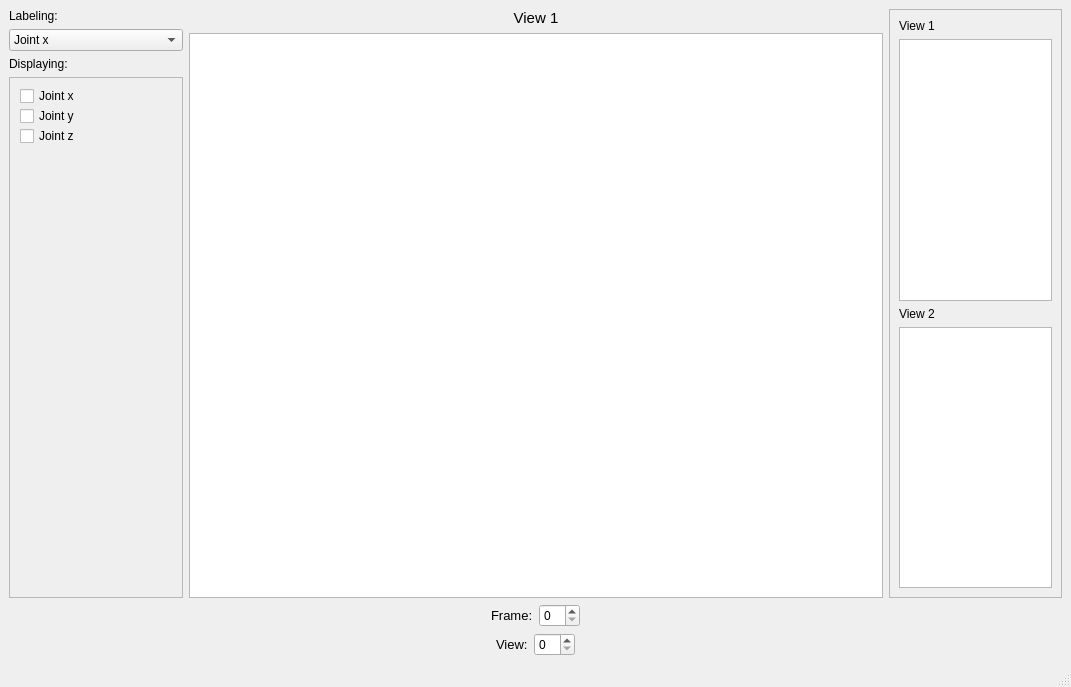
dmurphy15/pose-annotation-tool, file multiviewproject.ui: the form before one commit.
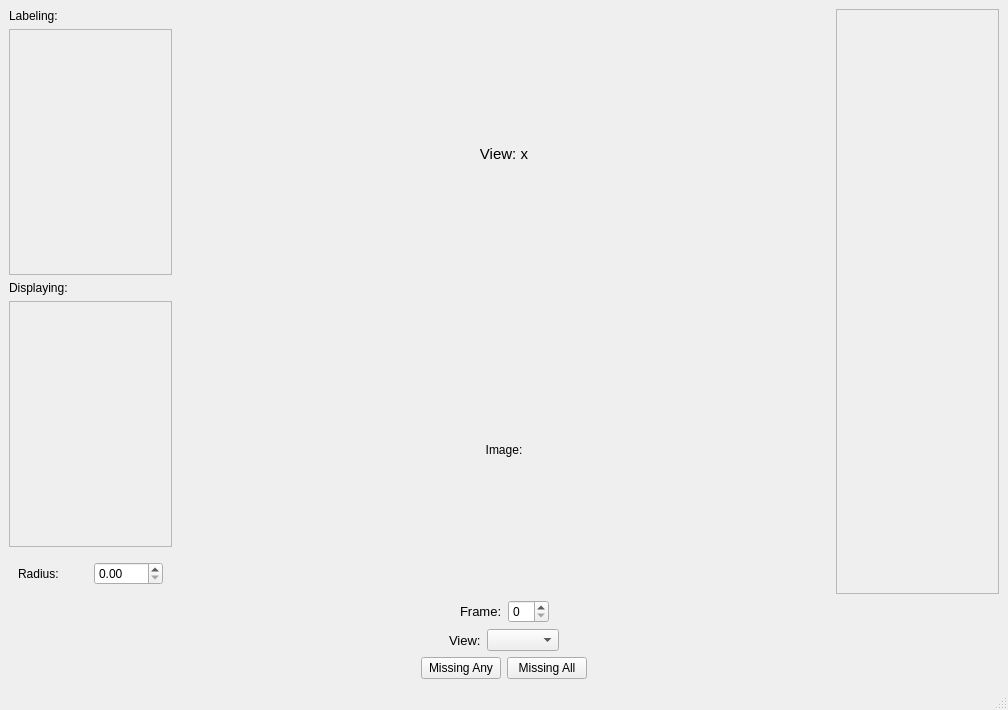
The form after the commit.

What changed in the file:
```diff
--- a/multiviewproject.ui
+++ b/multiviewproject.ui
@@ -6,19 +6,19 @@
    <rect>
     <x>0</x>
     <y>0</y>
-    <width>1071</width>
-    <height>687</height>
+    <width>1008</width>
+    <height>710</height>
    </rect>
   </property>
   <property name="windowTitle">
    <string>MainWindow</string>
   </property>
   <widget class="QWidget" name="centralwidget">
-   <layout class="QVBoxLayout" name="verticalLayout_6">
+   <layout class="QVBoxLayout" name="verticalLayout_6" stretch="1,0,0,0">
     <item>
      <layout class="QHBoxLayout" name="horizontalLayout_3" stretch="1,4,1">
       <item>
-       <layout class="QVBoxLayout" name="verticalLayout">
+       <layout class="QVBoxLayout" name="verticalLayout" stretch="0,1,0,1,0">
         <item>
          <widget class="QLabel" name="label_2">
           <property name="text">
@@ -27,22 +27,25 @@
          </widget>
         </item>
         <item>
-         <widget class="QComboBox" name="comboBox">
-          <item>
-           <property name="text">
-            <string>Joint x</string>
+         <widget class="QScrollArea" name="scrollArea_3">
+          <property name="widgetResizable">
+           <bool>true</bool>
+          </property>
+          <widget class="QWidget" name="scrollAreaWidgetContents_3">
+           <property name="geometry">
+            <rect>
+             <x>0</x>
+             <y>0</y>
+             <width>159</width>
+             <height>229</height>
+            </rect>
            </property>
-          </item>
-          <item>
-           <property name="text">
-            <string>Joint y</string>
-           </property>
-          </item>
-          <item>
-           <property name="text">
-            <string>Joint z</string>
-           </property>
-          </item>
+           <layout class="QGridLayout" name="gridLayout">
+            <item row="0" column="0">
+             <widget class="QWidget" name="widget_5" native="true"/>
+            </item>
+           </layout>
+          </widget>
          </widget>
         </item>
         <item>
@@ -62,56 +65,41 @@
             <rect>
              <x>0</x>
              <y>0</y>
-             <width>169</width>
-             <height>490</height>
+             <width>159</width>
+             <height>228</height>
             </rect>
            </property>
-           <widget class="QCheckBox" name="checkBox">
-            <property name="geometry">
-             <rect>
-              <x>10</x>
-              <y>10</y>
-              <width>129</width>
-              <height>16</height>
-             </rect>
-            </property>
-            <property name="text">
-             <string>Joint x</string>
-            </property>
-           </widget>
-           <widget class="QCheckBox" name="checkBox_2">
-            <property name="geometry">
-             <rect>
-              <x>10</x>
-              <y>30</y>
-              <width>129</width>
-              <height>16</height>
-             </rect>
-            </property>
-            <property name="text">
-             <string>Joint y</string>
-            </property>
-           </widget>
-           <widget class="QCheckBox" name="checkBox_3">
-            <property name="geometry">
-             <rect>
-              <x>10</x>
-              <y>50</y>
-              <width>129</width>
-              <height>16</height>
-             </rect>
-            </property>
-            <property name="text">
-             <string>Joint z</string>
-            </property>
-           </widget>
+           <layout class="QGridLayout" name="gridLayout_2">
+            <item row="1" column="0">
+             <widget class="QWidget" name="widget_6" native="true"/>
+            </item>
+           </layout>
           </widget>
          </widget>
         </item>
+        <item>
+         <widget class="QWidget" name="widget_8" native="true">
+          <layout class="QHBoxLayout" name="horizontalLayout_4">
+           <item>
+            <widget class="QLabel" name="label_5">
+             <property name="text">
+              <string>Radius:</string>
+             </property>
+            </widget>
+           </item>
+           <item>
+            <widget class="QDoubleSpinBox" name="doubleSpinBox"/>
+           </item>
+          </layout>
+         </widget>
+        </item>
        </layout>
       </item>
       <item>
        <layout class="QVBoxLayout" name="verticalLayout_2" stretch="0,0">
+        <property name="leftMargin">
+         <number>0</number>
+        </property>
         <item>
          <widget class="QLabel" name="label">
           <property name="font">
@@ -120,7 +108,7 @@
            </font>
           </property>
           <property name="text">
-           <string>View 1</string>
+           <string>View: x</string>
           </property>
           <property name="alignment">
            <set>Qt::AlignCenter</set>
@@ -128,7 +116,14 @@
          </widget>
         </item>
         <item>
-         <widget class="QGraphicsView" name="graphicsView"/>
+         <widget class="QLabel" name="label_4">
+          <property name="text">
+           <string>Image:</string>
+          </property>
+          <property name="alignment">
+           <set>Qt::AlignCenter</set>
+          </property>
+         </widget>
         </item>
        </layout>
       </item>
@@ -142,38 +137,13 @@
           <rect>
            <x>0</x>
            <y>0</y>
-           <width>171</width>
-           <height>560</height>
+           <width>161</width>
+           <height>554</height>
           </rect>
          </property>
-         <layout class="QVBoxLayout" name="verticalLayout_5" stretch="0,0">
-          <item>
-           <layout class="QVBoxLayout" name="verticalLayout_3">
-            <item>
-             <widget class="QLabel" name="label_4">
-              <property name="text">
-               <string>View 1</string>
-              </property>
-             </widget>
-            </item>
-            <item>
-             <widget class="QGraphicsView" name="graphicsView_2"/>
-            </item>
-           </layout>
-          </item>
-          <item>
-           <layout class="QVBoxLayout" name="verticalLayout_4">
-            <item>
-             <widget class="QLabel" name="label_6">
-              <property name="text">
-               <string>View 2</string>
-              </property>
-             </widget>
-            </item>
-            <item>
-             <widget class="QGraphicsView" name="graphicsView_4"/>
-            </item>
-           </layout>
+         <layout class="QGridLayout" name="gridLayout_3">
+          <item row="0" column="0">
+           <widget class="QWidget" name="widget_7" native="true"/>
           </item>
          </layout>
         </widget>
@@ -227,16 +197,37 @@
        </widget>
       </item>
       <item>
-       <widget class="QSpinBox" name="spinBox_2"/>
-        <property name="minimum">
-         <number>0</number>
-        </property>
+       <widget class="QComboBox" name="comboBox"/>
       </item>
       <item>
        <widget class="QWidget" name="widget_4" native="true"/>
       </item>
      </layout>
     </item>
+    <item>
+     <layout class="QHBoxLayout" name="horizontalLayout_5" stretch="1,0,0,1">
+      <item>
+       <widget class="QWidget" name="widget_11" native="true"/>
+      </item>
+      <item>
+       <widget class="QPushButton" name="pushButton">
+        <property name="text">
+         <string>Missing Any</string>
+        </property>
+       </widget>
+      </item>
+      <item>
+       <widget class="QPushButton" name="pushButton_2">
+        <property name="text">
+         <string>Missing All</string>
+        </property>
+       </widget>
+      </item>
+      <item>
+       <widget class="QWidget" name="widget_10" native="true"/>
+      </item>
+     </layout>
+    </item>
    </layout>
   </widget>
   <widget class="QMenuBar" name="menubar">
```
Left out of the diff: 7 changed lines with no effect on the pictures.
